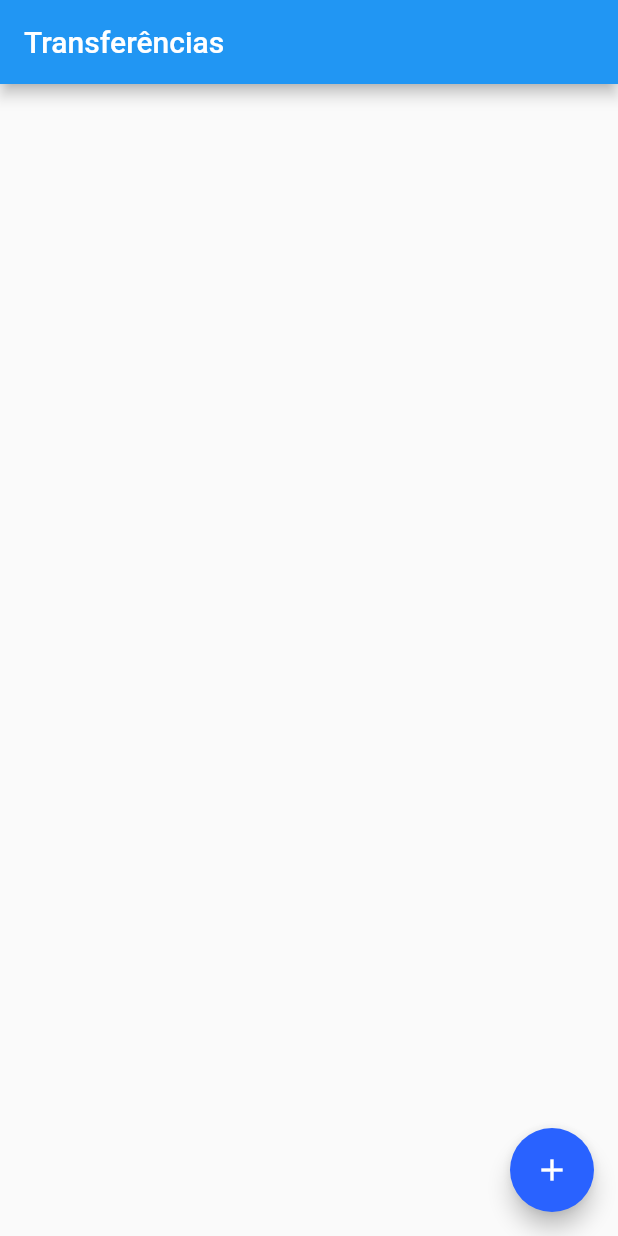
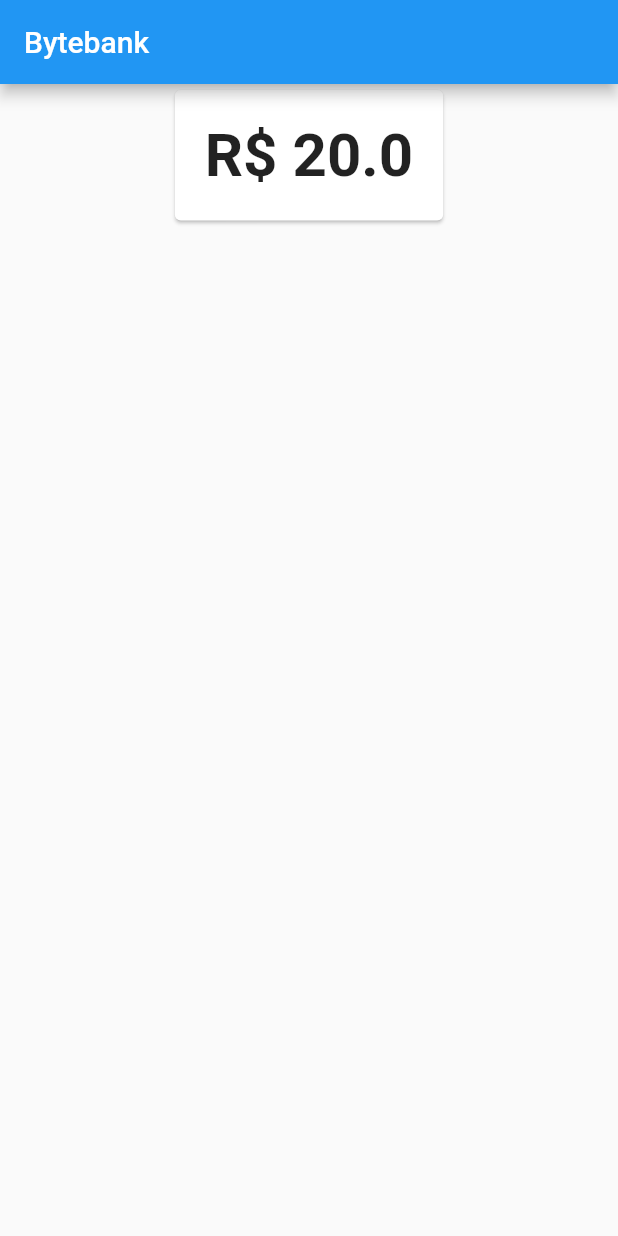
Before and after one commit to carlosmuller/formacao-flutter, a Flutter app: the screen it shows after launch, on a phone screen of 412 x 824 dp. Run offline on Flutter 3.47's test engine with Material 2 defaults, Android fonts, the phone set to English and light mode, and no system bars.

Commit message:
chore: fim da primeira aula, criando saldo e dashboard

```diff
--- a/lib/main.dart
+++ b/lib/main.dart
@@ -1,3 +1,4 @@
+import 'package:bytebank/screens/dashboard/dashboard.dart';
 import 'package:bytebank/screens/transferencia/lista.dart';
 import 'package:flutter/material.dart';
 
@@ -15,7 +16,7 @@ class BytebankApp extends StatelessWidget {
           textTheme: ButtonTextTheme.primary,
         ),
       ),
-      home: ListaTransferencias(),
+      home: Dashboard(),
     );
   }
 }
--- /dev/null
+++ b/lib/models/saldo.dart
@@ -0,0 +1,10 @@
+class Saldo {
+  final double valor;
+
+  Saldo(this.valor);
+
+  @override
+  String toString() {
+    return 'R\$ $valor';
+  }
+}
--- /dev/null
+++ b/lib/screens/dashboard/dashboard.dart
@@ -0,0 +1,18 @@
+import 'package:bytebank/models/saldo.dart';
+import 'package:bytebank/screens/dashboard/saldo.dart';
+import 'package:flutter/material.dart';
+
+class Dashboard extends StatelessWidget {
+  Widget build(BuildContext context) {
+    return Scaffold(
+        appBar: AppBar(
+          title: const Text('Bytebank'),
+        ),
+        body: Align(
+          alignment: Alignment.topCenter,
+          child: SaldoCard(
+            Saldo(20.00),
+          ),
+        ));
+  }
+}
--- /dev/null
+++ b/lib/screens/dashboard/saldo.dart
@@ -0,0 +1,20 @@
+import 'package:bytebank/models/saldo.dart';
+import 'package:flutter/material.dart';
+
+class SaldoCard extends StatelessWidget {
+  final Saldo saldo;
+
+  SaldoCard(this.saldo);
+
+  Widget build(BuildContext context) {
+    return Card(
+        child: Padding(
+            padding: EdgeInsets.all(20.0),
+            child: Text(saldo.toString(),
+                textAlign: TextAlign.center,
+                style: TextStyle(
+                  fontSize: 40,
+                  fontWeight: FontWeight.bold,
+                ))));
+  }
+}
```
